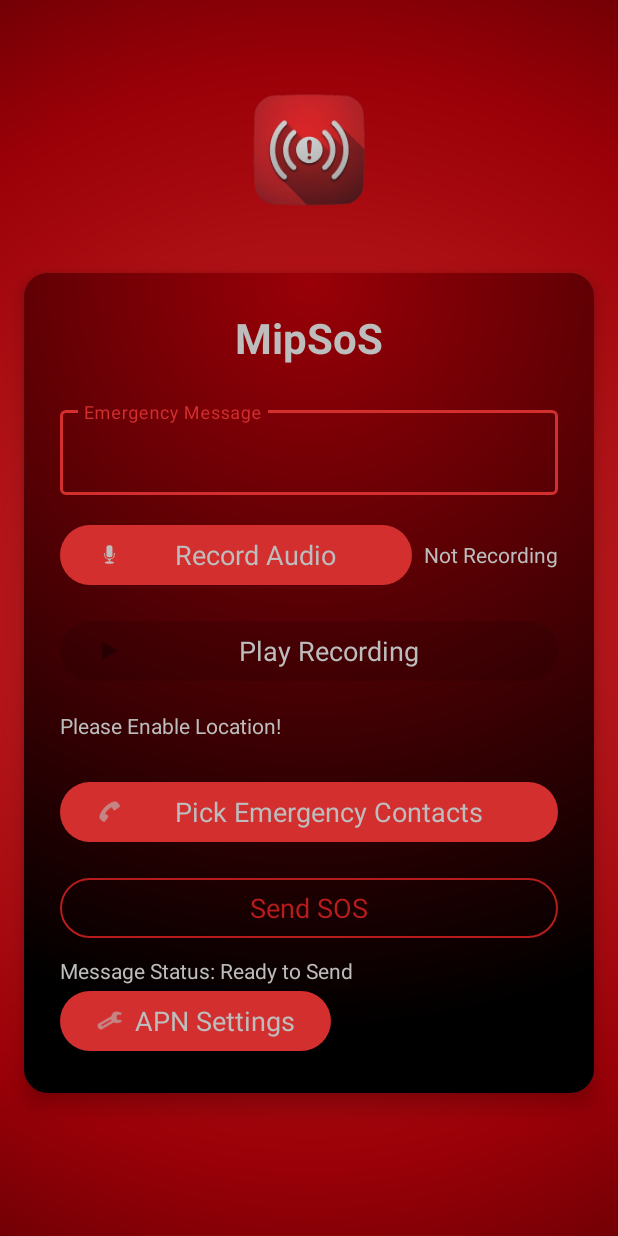
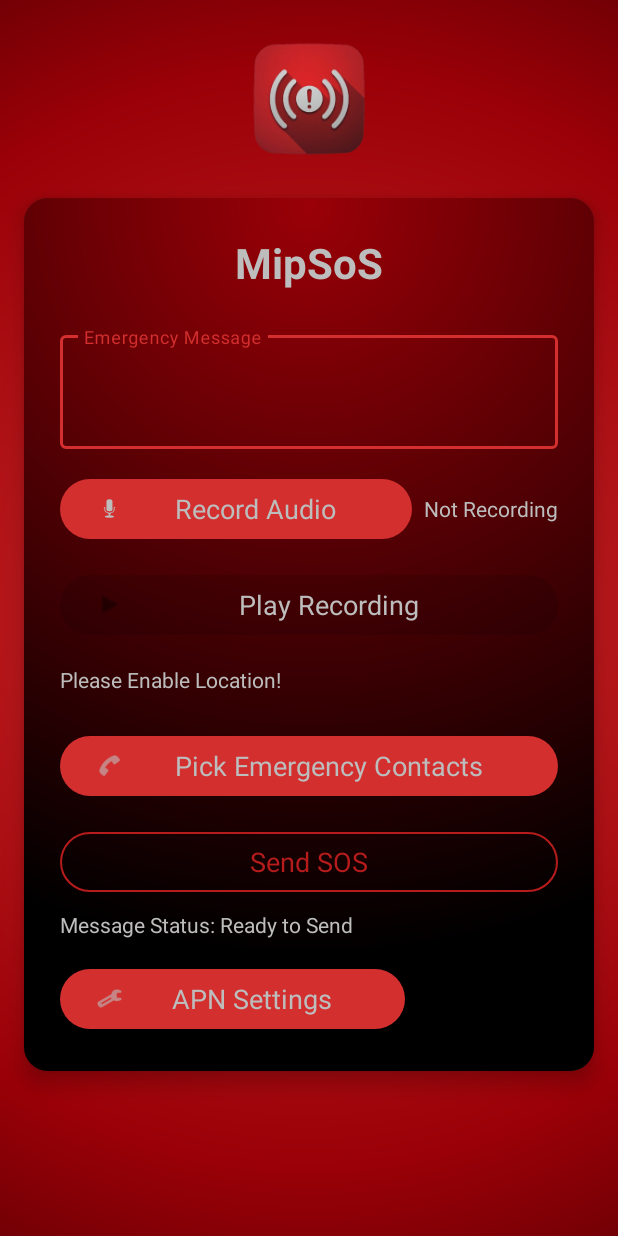
Before and after one commit to kaanaldemir/MipSoS, an Android app: the screen it shows after launch (MainActivity), on a phone screen of 412 x 824 dp. Run offline under Robolectric (Android 15) with nearby library versions, the phone set to English and light mode, and no system bars.

Commit message:
Polish Main
activity_main.xml polished, Error :3 still persists

```diff
--- a/app/build.gradle.kts
+++ b/app/build.gradle.kts
@@ -13,7 +13,7 @@ android {
         targetSdk = 34
         versionCode = 1
         versionName = "1.0"
-
+        multiDexEnabled = true
         testInstrumentationRunner = "androidx.test.runner.AndroidJUnitRunner"
     }
 
@@ -46,4 +46,6 @@ dependencies {
     androidTestImplementation(libs.androidx.junit)
     androidTestImplementation(libs.androidx.espresso.core)
     implementation("com.google.android.material:material:1.12.0")
+    implementation("androidx.core:core-ktx:1.13.1")
+    implementation("androidx.multidex:multidex:2.0.1")
 }
--- a/app/src/main/AndroidManifest.xml
+++ b/app/src/main/AndroidManifest.xml
@@ -24,6 +24,7 @@
     <uses-permission android:name="android.permission.INTERACT_ACROSS_USERS"
         tools:ignore="ProtectedPermissions" />
     <uses-permission android:name="android.permission.READ_APN_SETTINGS" />
+    <uses-permission android:name="android.permission.RECEIVE_BOOT_COMPLETED"/>
     <uses-permission android:name="android.permission.WRITE_APN_SETTINGS"
         tools:ignore="ProtectedPermissions" />
 
--- a/app/src/main/res/layout/activity_main.xml
+++ b/app/src/main/res/layout/activity_main.xml
@@ -10,8 +10,7 @@
         android:layout_width="100dp"
         android:layout_height="100dp"
         android:layout_centerHorizontal="true"
-        android:layout_marginTop="50dp"
-
+        android:layout_marginTop="16dp"
         app:srcCompat="@mipmap/ic_launcher_foreground" />
 
     <com.google.android.material.card.MaterialCardView
@@ -20,12 +19,11 @@
         android:layout_height="wrap_content"
         android:layout_below="@id/appIcon"
         android:layout_marginStart="16dp"
-        android:layout_marginTop="32dp"
+        android:layout_marginTop="16dp"
         android:layout_marginEnd="16dp"
         android:layout_marginBottom="16dp"
         app:cardCornerRadius="16dp"
         app:cardElevation="8dp">
-
 
         <LinearLayout
             android:layout_width="match_parent"
@@ -33,8 +31,6 @@
             android:orientation="vertical"
             android:padding="24dp"
             android:background="@drawable/gradient_background_card">
-
-
 
             <TextView
                 android:id="@+id/titleTextView"
@@ -59,9 +55,9 @@
                 <com.google.android.material.textfield.TextInputEditText
                     android:id="@+id/messageEditText"
                     android:layout_width="match_parent"
-                    android:layout_height="wrap_content"
+                    android:layout_height="76dp"
                     android:textColor="@color/primary_text_color"
-                    android:inputType="textMultiLine"/>
+                    android:inputType="textMultiLine" />
 
             </com.google.android.material.textfield.TextInputLayout>
 
@@ -93,7 +89,7 @@
                     android:layout_marginStart="8dp"
                     android:text="Not Recording"
                     android:textColor="@color/secondary_text_color"
-                    android:layout_gravity="center_vertical"/>
+                    android:layout_gravity="center_vertical" />
 
             </LinearLayout>
 
@@ -145,7 +141,6 @@
                 style="@style/Widget.Material3.Button.OutlinedButton"
                 android:layout_width="match_parent"
                 android:layout_height="wrap_content"
-                android:layout_weight="1"
                 android:text="Send SOS"
                 android:textSize="18sp"
                 android:textColor="@color/secondary_color"
@@ -159,12 +154,15 @@
                 android:layout_marginTop="8dp"
                 android:textColor="@color/secondary_text_color" />
 
+            <Space
+                android:layout_width="match_parent"
+                android:layout_height="16dp" />
+
             <Button
                 android:id="@+id/apnSettingsButton"
                 style="@style/Widget.Material3.Button"
-                android:layout_width="wrap_content"
+                android:layout_width="230dp"
                 android:layout_height="wrap_content"
-                android:layout_weight="1"
                 app:icon="@android:drawable/ic_menu_manage"
                 android:text="APN Settings"
                 android:textSize="18sp"
```
Also changed, not shown: app/src/main/java/com/mipo/mipsos/MainActivity.kt (+8 -1 lines), 1 other file.
